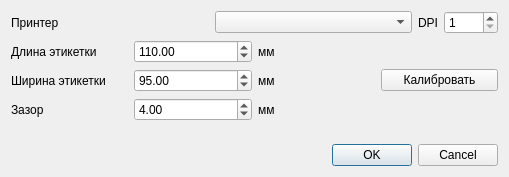
First picture: the form in dialogsettings.ui, repository Sergeyego/label_tspl, before the edit.
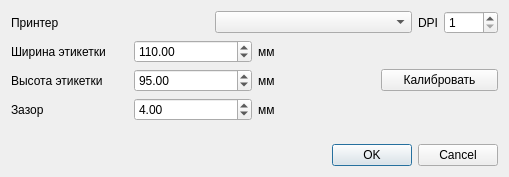
Second picture: the form after the edit.

```diff
--- a/dialogsettings.ui
+++ b/dialogsettings.ui
@@ -72,7 +72,7 @@
      <item row="1" column="0">
       <widget class="QLabel" name="label_3">
        <property name="text">
-        <string>Длина этикетки</string>
+        <string>Ширина этикетки</string>
        </property>
       </widget>
      </item>
@@ -103,7 +103,7 @@
      <item row="2" column="0">
       <widget class="QLabel" name="label_5">
        <property name="text">
-        <string>Ширина этикетки</string>
+        <string>Высота этикетки</string>
        </property>
       </widget>
      </item>
```
